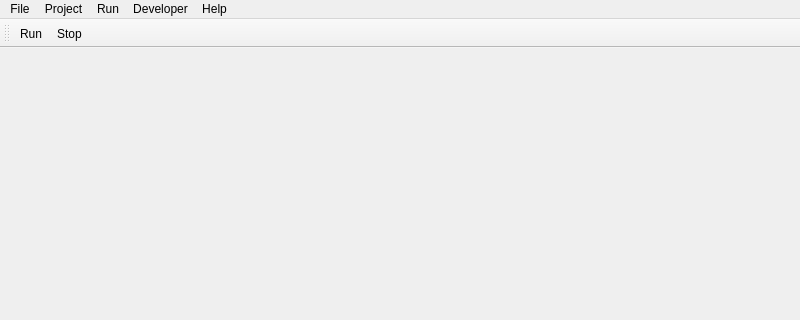
First picture: the form in host/mainwindow.ui, repository XcluDev/Xclu, before the edit; both pictures show x 0 to 800 and y 0 to 320 of the 800 by 600 pixel window.
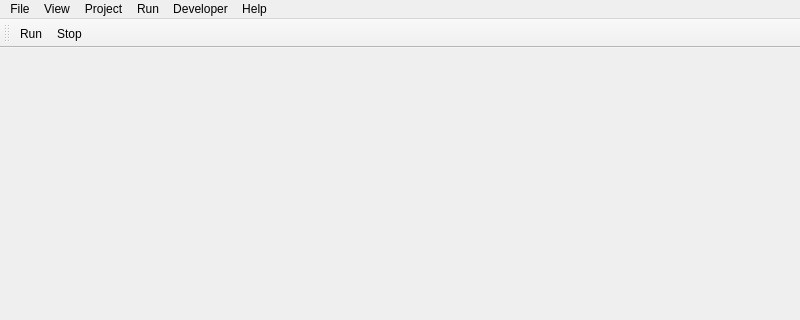
Second picture: the form after the edit. Icons and pictures are not drawn.

Patch:
```diff
--- a/host/mainwindow.ui
+++ b/host/mainwindow.ui
@@ -68,7 +68,14 @@
     </property>
     <addaction name="actionAbout"/>
    </widget>
+   <widget class="QMenu" name="menuView">
+    <property name="title">
+     <string>View</string>
+    </property>
+    <addaction name="actionShow_Component_Names"/>
+   </widget>
    <addaction name="menuFile"/>
+   <addaction name="menuView"/>
    <addaction name="menuProject"/>
    <addaction name="menuRun"/>
    <addaction name="menuDeveloper"/>
```
Left out of the diff: 8 changed lines with no effect on the pictures.
